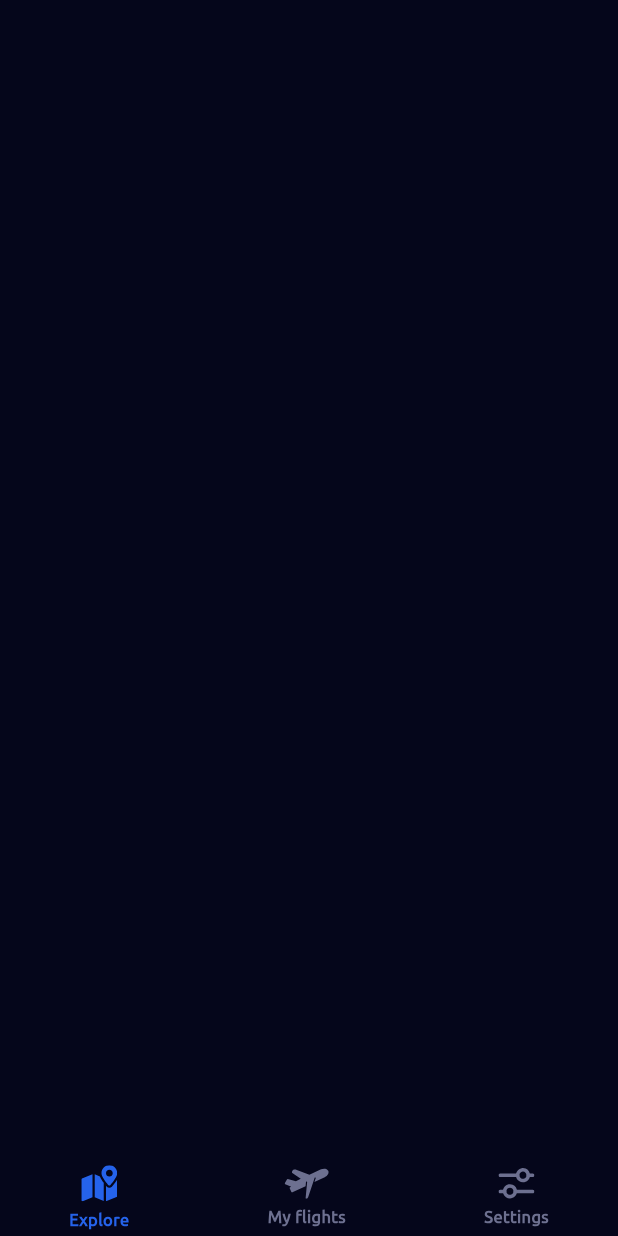
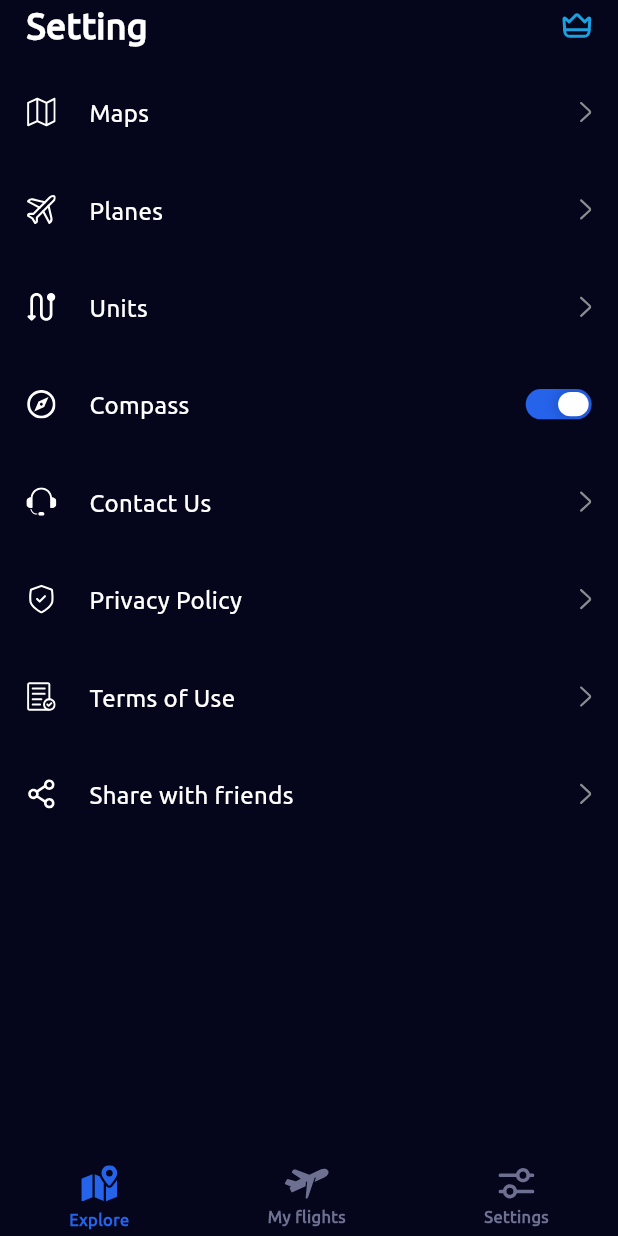
Before and after one commit to s0urav-hald3r/live_flight_tracker, a Flutter app: the HomeView screen opened directly, swiped to page 3, on a phone screen of 412 x 824 dp. Run offline on Flutter 3.47's test engine with Material 3 defaults, Android fonts, the phone set to English and light mode, and no system bars; drawn by our look-alikes of flutter_advanced_switch; our stand-ins replace dio, flutter_native_splash, flutter_svg, get, get_storage, page_transition; missing offline and left inert: fadingpageview, purchases_flutter; accounts and stored records are empty.

Commit message:
settings UI complete

```diff
--- a/lib/config/icons.dart
+++ b/lib/config/icons.dart
@@ -1,4 +1,5 @@
 const String close = 'assets/icons/close.svg';
+const String premiumIcon = 'assets/icons/premiumIcon.svg';
 const String weeklyPlan = 'assets/icons/weeklyPlan.svg';
 const String monthlyPlan = 'assets/icons/monthlyPlan.svg';
 const String yearlyPlan = 'assets/icons/yearlyPlan.svg';
@@ -7,3 +8,13 @@ const String verified = 'assets/icons/verified.svg';
 const String flights = 'assets/icons/explore.svg';
 const String settings = 'assets/icons/flights.svg';
 const String explore = 'assets/icons/settings.svg';
+
+const String settingsCompass = 'assets/icons/settings_compass.svg';
+const String settingsContact = 'assets/icons/settings_contact.svg';
+const String settingsMap = 'assets/icons/settings_map.svg';
+const String settingsPlane = 'assets/icons/settings_plane.svg';
+const String settingsPrivacy = 'assets/icons/settings_privacy.svg';
+const String settingsShare = 'assets/icons/settings_share.svg';
+const String settingsTerms = 'assets/icons/settings_terms.svg';
+const String settingsUnit = 'assets/icons/settings_unit.svg';
+const String rightArrow = 'assets/icons/right_arrow.svg';
--- a/lib/views/home_view.dart
+++ b/lib/views/home_view.dart
@@ -5,6 +5,7 @@ import 'package:live_flight_tracker/config/colors.dart';
 import 'package:live_flight_tracker/config/extension.dart';
 import 'package:live_flight_tracker/config/icons.dart';
 import 'package:live_flight_tracker/controllers/home_controller.dart';
+import 'package:live_flight_tracker/views/settings_view.dart';
 
 class HomeView extends StatelessWidget {
   const HomeView({super.key});
@@ -24,7 +25,7 @@ class HomeView extends StatelessWidget {
               children: [
                 Container(),
                 Container(),
-                Container(),
+                const SettingsView(),
               ]),
           bottomNavigationBar: Container(
             height: 60 + bottomPadding,
--- a/lib/views/premium_view.dart
+++ b/lib/views/premium_view.dart
@@ -67,7 +67,6 @@ class _PremiumViewState extends State<PremiumView> {
                   children: [
                     if (_showAppbar) const PremiumAppBar(),
                     const Spacer(),
-                    SvgPicture.asset(premiumBg),
                     SizedBox(height: 16.h),
                     const Text(
                       'Choose Your Plan',
--- /dev/null
+++ b/lib/views/settings_view.dart
@@ -0,0 +1,136 @@
+import 'package:flutter/material.dart';
+import 'package:flutter_advanced_switch/flutter_advanced_switch.dart';
+import 'package:flutter_svg/flutter_svg.dart';
+import 'package:live_flight_tracker/config/colors.dart';
+import 'package:live_flight_tracker/config/extension.dart';
+import 'package:live_flight_tracker/config/icons.dart';
+
+class SettingsView extends StatelessWidget {
+  const SettingsView({super.key});
+
+  @override
+  Widget build(BuildContext context) {
+    return Scaffold(
+      body: SafeArea(
+        child: SizedBox(
+          width: MediaQuery.of(context).size.width,
+          height: MediaQuery.of(context).size.height,
+          child: Column(children: [
+            Container(
+              padding: EdgeInsets.symmetric(horizontal: 16.w),
+              width: MediaQuery.of(context).size.width,
+              child: Row(
+                  mainAxisAlignment: MainAxisAlignment.spaceBetween,
+                  children: [
+                    const Text(
+                      'Setting',
+                      style: TextStyle(
+                        fontWeight: FontWeight.w700,
+                        fontSize: 24,
+                        color: whiteColor,
+                      ),
+                    ),
+                    SvgPicture.asset(premiumIcon)
+                  ]),
+            ),
+            SizedBox(height: 8.h),
+            Container(
+              padding: EdgeInsets.symmetric(horizontal: 16.w),
+              width: MediaQuery.of(context).size.width,
+              child: Column(children: [
+                _items(
+                  settingsMap,
+                  'Maps',
+                  SvgPicture.asset(rightArrow),
+                  () {},
+                ),
+                _items(
+                  settingsPlane,
+                  'Planes',
+                  SvgPicture.asset(rightArrow),
+                  () {},
+                ),
+                _items(
+                  settingsUnit,
+                  'Units',
+                  SvgPicture.asset(rightArrow),
+                  () {},
+                ),
+                _items(
+                  settingsCompass,
+                  'Compass',
+                  AdvancedSwitch(
+                    activeColor: primaryColor,
+                    inactiveColor: Colors.grey,
+                    initialValue: true,
+                    width: 40.w,
+                    height: 24.h,
+                    onChanged: (value) {},
+                  ),
+                  () {},
+                ),
+                _items(
+                  settingsContact,
+                  'Contact Us',
+                  SvgPicture.asset(rightArrow),
+                  () {},
+                ),
+                _items(
+                  settingsPrivacy,
+                  'Privacy Policy',
+                  SvgPicture.asset(rightArrow),
+                  () {},
+                ),
+                _items(
+                  settingsTerms,
+                  'Terms of Use',
+                  SvgPicture.asset(rightArrow),
+                  () {},
+                ),
+                _items(
+                  settingsShare,
+                  'Share with friends',
+                  SvgPicture.asset(rightArrow),
+                  () {},
+                ),
+              ]),
+            )
+          ]),
+        ),
+      ),
+    );
+  }
+
+  Widget _items(
+    String leading,
+    String title,
+    Widget ending,
+    Function callBack,
+  ) {
+    return InkWell(
+      onTap: () => callBack(),
+      child: Container(
+        height: 64.h,
+        padding: EdgeInsets.symmetric(vertical: 22.h),
+        child: Row(children: [
+          SizedBox(
+            width: 20,
+            height: 20,
+            child: SvgPicture.asset(leading),
+          ),
+          SizedBox(width: 20.w),
+          Text(
+            title,
+            style: const TextStyle(
+              fontWeight: FontWeight.w400,
+              fontSize: 16,
+              color: whiteColor,
+            ),
+          ),
+          const Spacer(),
+          ending
+        ]),
+      ),
+    );
+  }
+}
--- a/pubspec.yaml
+++ b/pubspec.yaml
@@ -46,6 +46,7 @@ dependencies:
   page_transition: ^2.1.0
   flutter_svg: ^2.0.16
   fadingpageview: ^1.0.0
+  flutter_advanced_switch: ^3.1.0
 
 dev_dependencies:
   flutter_test:
```
Also changed, not shown: assets/icons/premiumIcon.svg (added), assets/icons/right_arrow.svg (added), assets/icons/settings_compass.svg (added), assets/icons/settings_contact.svg (added), assets/icons/settings_map.svg (added), assets/icons/settings_plane.svg (added), assets/icons/settings_privacy.svg (added), assets/icons/settings_share.svg (added), assets/icons/settings_terms.svg (added), assets/icons/settings_unit.svg (added), pubspec.lock.
